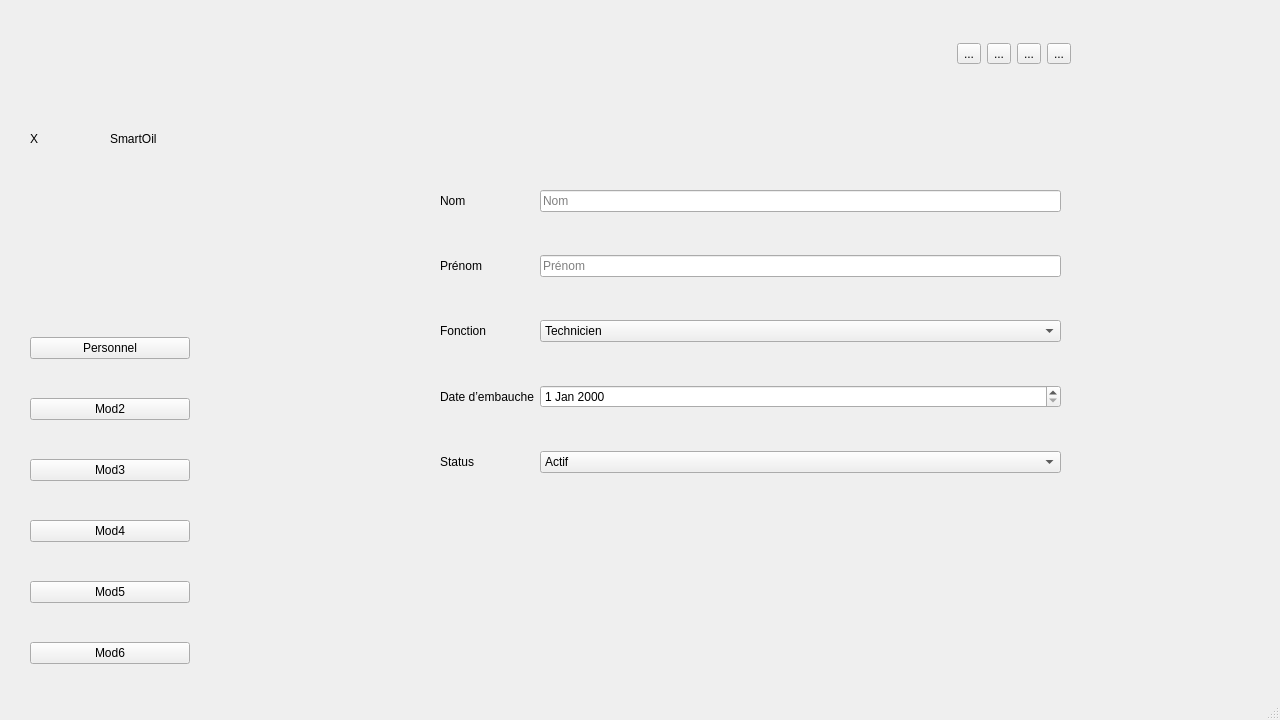
Above: mainwindow.ui from souhailserghine/Smart-Oil-Press-Management-2A10 before the change. Below: the same form after it.
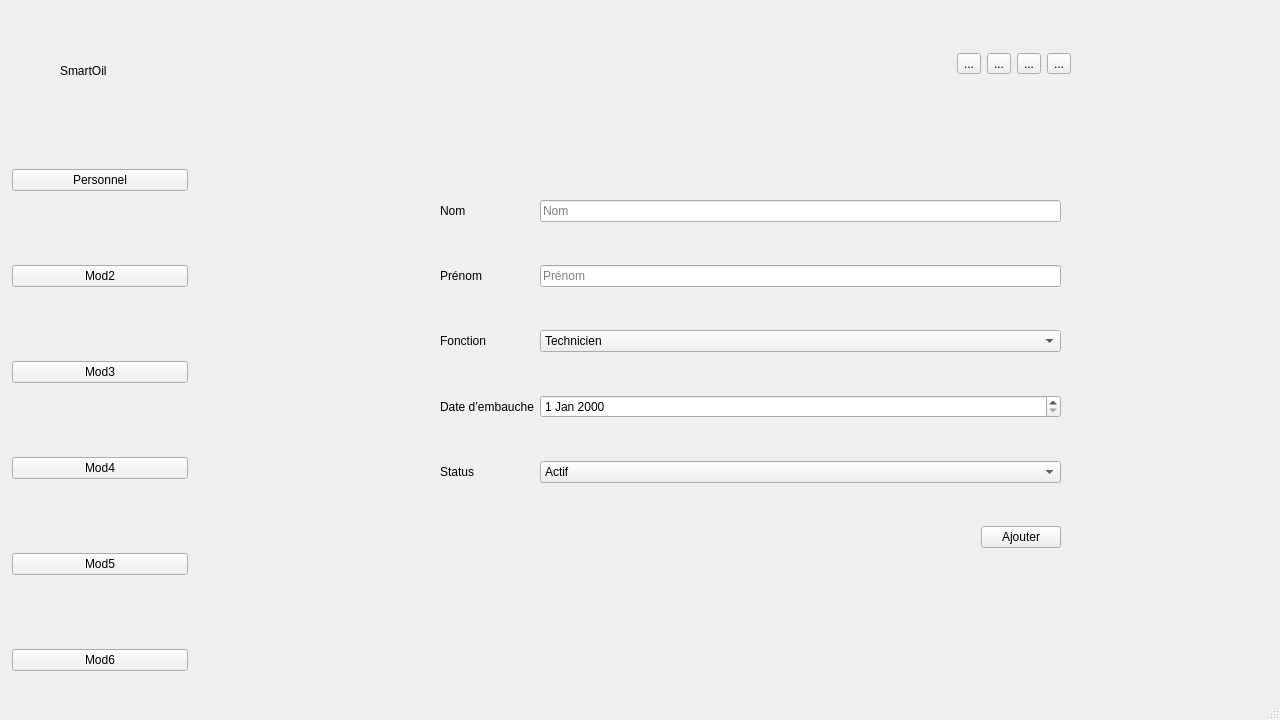
That is the form after the change. The open tabs and pages were chosen to show the change. Icons and pictures are not drawn.

Commit message: ajouter travail personnel du citerne

Patch:
```diff
--- a/mainwindow.ui
+++ b/mainwindow.ui
@@ -18,7 +18,7 @@
     <property name="geometry">
      <rect>
       <x>0</x>
-      <y>-10</y>
+      <y>0</y>
       <width>1280</width>
       <height>720</height>
      </rect>
@@ -210,7 +210,7 @@
             <x>30</x>
             <y>120</y>
             <width>621</width>
-            <height>367</height>
+            <height>378</height>
            </rect>
           </property>
           <layout class="QFormLayout" name="formLayout">
@@ -302,6 +302,40 @@
              </property>
             </widget>
            </item>
+           <item row="5" column="1">
+            <layout class="QHBoxLayout" name="qjouterEmpRow">
+             <item>
+              <spacer name="horizontalSpacer_ajouteremp">
+               <property name="orientation">
+                <enum>Qt::Orientation::Horizontal</enum>
+               </property>
+               <property name="sizeHint" stdset="0">
+                <size>
+                 <width>40</width>
+                 <height>20</height>
+                </size>
+               </property>
+              </spacer>
+             </item>
+             <item>
+              <widget class="QPushButton" name="ajouterEmpBtn">
+               <property name="text">
+                <string>Ajouter</string>
+               </property>
+               <property name="icon">
+                <iconset resource="img.qrc">
+                 <normaloff>:/img/export.svg</normaloff>:/img/export.svg</iconset>
+               </property>
+               <property name="iconSize">
+                <size>
+                 <width>18</width>
+                 <height>18</height>
+                </size>
+               </property>
+              </widget>
+             </item>
+            </layout>
+           </item>
           </layout>
          </widget>
         </widget>
@@ -607,16 +641,28 @@
       <widget class="QWidget" name="verticalLayoutWidget">
        <property name="geometry">
         <rect>
-         <x>30</x>
-         <y>-10</y>
-         <width>160</width>
-         <height>684</height>
+         <x>0</x>
+         <y>0</y>
+         <width>200</width>
+         <height>720</height>
         </rect>
        </property>
        <layout class="QVBoxLayout" name="verticalLayout">
         <property name="spacing">
          <number>39</number>
         </property>
+        <property name="leftMargin">
+         <number>12</number>
+        </property>
+        <property name="topMargin">
+         <number>12</number>
+        </property>
+        <property name="rightMargin">
+         <number>12</number>
+        </property>
+        <property name="bottomMargin">
+         <number>12</number>
+        </property>
         <item>
          <layout class="QHBoxLayout" name="logoandnamesidebar">
           <property name="spacing">
@@ -630,16 +676,43 @@
           </property>
           <item>
            <widget class="QLabel" name="sidebarlogo">
+            <property name="minimumSize">
+             <size>
+              <width>48</width>
+              <height>48</height>
+             </size>
+            </property>
+            <property name="maximumSize">
+             <size>
+              <width>96</width>
+              <height>96</height>
+             </size>
+            </property>
             <property name="text">
-             <string>X</string>
+             <string/>
+            </property>
+            <property name="pixmap">
+             <pixmap resource="img.qrc">:/img/logo.png</pixmap>
+            </property>
+            <property name="scaledContents">
+             <bool>true</bool>
             </property>
            </widget>
           </item>
           <item>
            <widget class="QLabel" name="namesidebar">
+            <property name="sizePolicy">
+             <sizepolicy hsizetype="Expanding" vsizetype="Fixed">
+              <horstretch>0</horstretch>
+              <verstretch>0</verstretch>
+             </sizepolicy>
+            </property>
             <property name="text">
              <string>SmartOil</string>
             </property>
+            <property name="wordWrap">
+             <bool>true</bool>
+            </property>
            </widget>
           </item>
          </layout>
```
Left out of the diff: 2 changed lines with no effect on the pictures. The commit also changes 15 other files.
